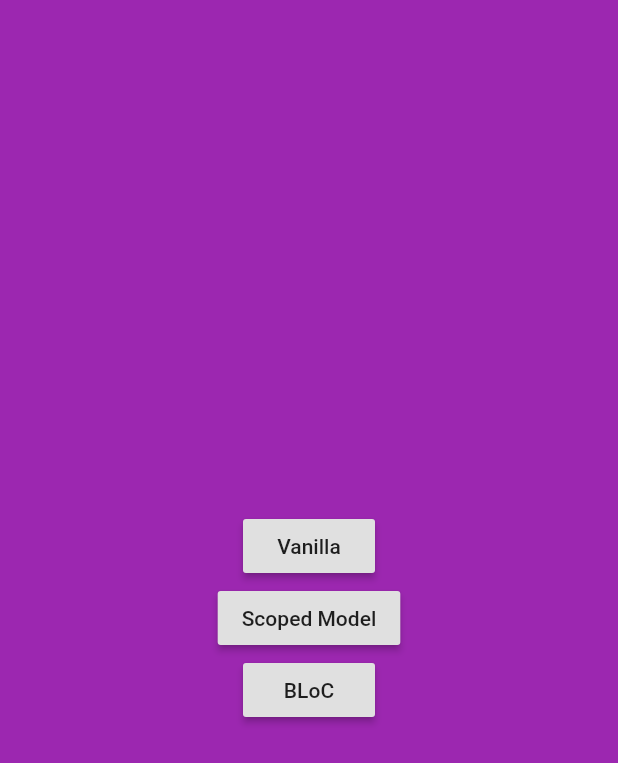
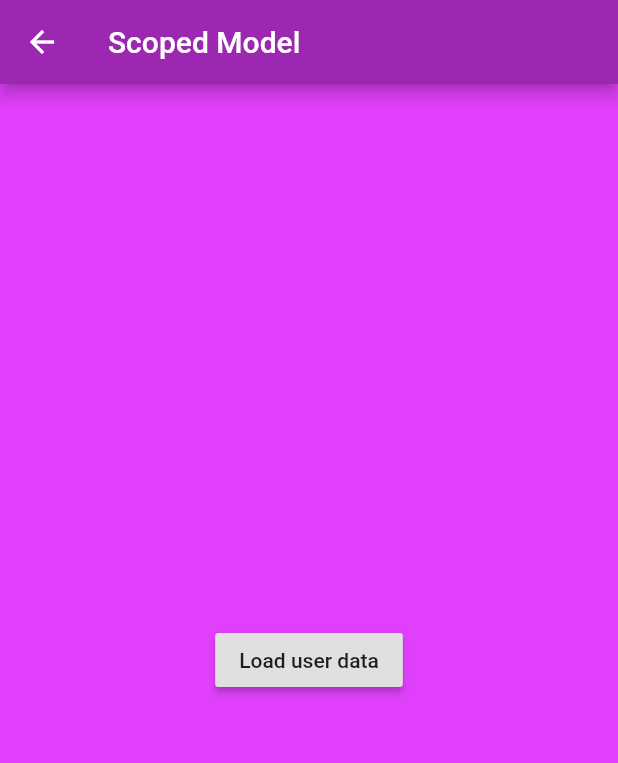
Before and after one commit to FrancaTM/app-architecture-101, a Flutter app: the screen it shows after launch, after a tap on "Scoped Model", on a phone screen of 412 x 824 dp. Shown: the top 763 px of the screen. Run offline on Flutter 3.47's test engine with Material 2 defaults, Android fonts, the phone set to English and light mode, and no system bars; accounts and stored records are empty.

Commit message:
add screen with scoped model architecture

```diff
--- a/lib/main.dart
+++ b/lib/main.dart
@@ -2,6 +2,7 @@ import 'package:flutter/material.dart';
 
 import 'repository.dart';
 import 'vanilla_screen.dart';
+import 'user_model_screen.dart';
 
 void main() {
   runApp(
@@ -36,7 +37,14 @@ class MyApp extends StatelessWidget {
                 child: Text('Vanilla'),
               ),
               RaisedButton(
-                onPressed: () {},
+                onPressed: () {
+                  Navigator.push(
+                    context,
+                    MaterialPageRoute(
+                      builder: (context) => UserModelScreen(_repository),
+                    ),
+                  );
+                },
                 child: Text('Scoped Model'),
               ),
               RaisedButton(
--- /dev/null
+++ b/lib/user_model.dart
@@ -0,0 +1,32 @@
+import 'package:flutter/material.dart';
+
+import 'package:scoped_model/scoped_model.dart';
+
+import 'repository.dart';
+import 'user.dart';
+
+class UserModel extends Model {
+  final Repository _repository;
+
+  UserModel(this._repository);
+
+  bool _isLoading = false;
+  User _user;
+
+  User get user => _user;
+  bool get isLoading => _isLoading;
+
+  void loadUserData() {
+    _isLoading = true;
+    notifyListeners();
+
+    _repository.getUser().then((user) {
+      _user = user;
+      _isLoading = false;
+      notifyListeners();
+    });
+  }
+
+  static UserModel of(BuildContext context) =>
+      ScopedModel.of<UserModel>(context);
+}
--- /dev/null
+++ b/lib/user_model_screen.dart
@@ -0,0 +1,80 @@
+import 'package:flutter/material.dart';
+
+import 'package:scoped_model/scoped_model.dart';
+
+import 'repository.dart';
+import 'user_model.dart';
+
+class UserModelScreen extends StatefulWidget {
+  final Repository _repository;
+
+  UserModelScreen(this._repository);
+
+  @override
+  _UserModelScreenState createState() => _UserModelScreenState();
+}
+
+class _UserModelScreenState extends State<UserModelScreen> {
+  UserModel _userModel;
+
+  @override
+  void initState() {
+    super.initState(); // TODO: modificar posição da chamada? vvv
+    _userModel = UserModel(widget._repository);
+  }
+
+  @override
+  Widget build(BuildContext context) {
+    return ScopedModel<UserModel>(
+      model: _userModel,
+      child: Scaffold(
+        backgroundColor: Colors.purpleAccent.shade200,
+        appBar: AppBar(
+          backgroundColor: Colors.purple,
+          title: Text('Scoped Model'),
+        ),
+        body: SafeArea(
+          child: ScopedModelDescendant<UserModel>(
+            builder: (context, child, model) {
+              if (model.isLoading) {
+                return _buildLoading();
+              } else {
+                if (model.user != null) {
+                  return _buildContent(model);
+                } else {
+                  return _buildInit(model);
+                }
+              }
+            },
+          ),
+        ),
+      ),
+    );
+  }
+
+  Widget _buildLoading() {
+    return Center(
+      child: CircularProgressIndicator(
+        backgroundColor: Colors.white,
+        valueColor: AlwaysStoppedAnimation(Colors.orangeAccent.shade100),
+      ),
+    );
+  }
+
+  Widget _buildContent(UserModel userModel) {
+    return Center(
+      child: Text('Hello ${userModel.user.name} ${userModel.user.surname}'),
+    );
+  }
+
+  Widget _buildInit(UserModel userModel) {
+    return Center(
+      child: RaisedButton(
+        child: Text('Load user data'),
+        onPressed: () {
+          userModel.loadUserData();
+        },
+      ),
+    );
+  }
+}
--- a/pubspec.yaml
+++ b/pubspec.yaml
@@ -23,6 +23,7 @@ dependencies:
   # The following adds the Cupertino Icons font to your application.
   # Use with the CupertinoIcons class for iOS style icons.
   cupertino_icons: ^0.1.2
+  scoped_model: ^1.0.1
 
 dev_dependencies:
   flutter_test:
```
Also changed, not shown: pubspec.lock.
